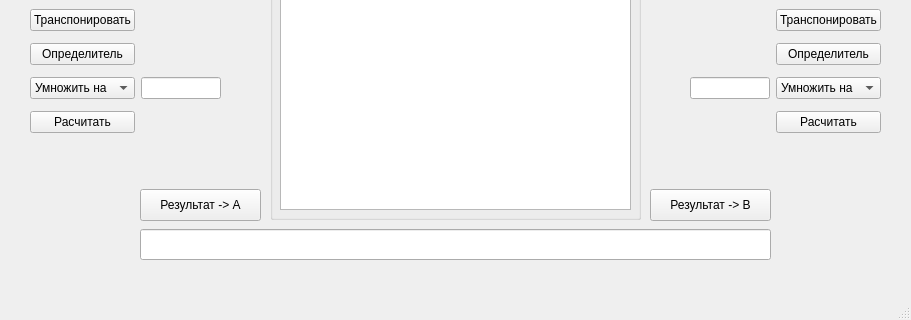
Before: the Qt Designer form mainwindow.ui in TyPaporotnyk/matrix-calculator, drawn with Qt 5; both pictures show x 0 to 911 and y 331 to 651 of the 911 by 651 pixel window.
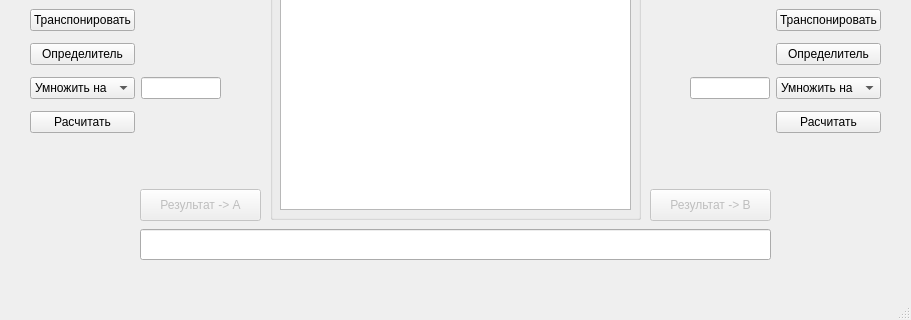
After: the same form once the commit is applied.

The edit to the form file:
```diff
--- a/mainwindow.ui
+++ b/mainwindow.ui
@@ -288,6 +288,9 @@
     </layout>
    </widget>
    <widget class="QPushButton" name="result_to_A">
+    <property name="enabled">
+     <bool>false</bool>
+    </property>
     <property name="geometry">
      <rect>
       <x>140</x>
@@ -301,6 +304,9 @@
     </property>
    </widget>
    <widget class="QPushButton" name="result_to_B">
+    <property name="enabled">
+     <bool>false</bool>
+    </property>
     <property name="geometry">
      <rect>
       <x>650</x>
```
